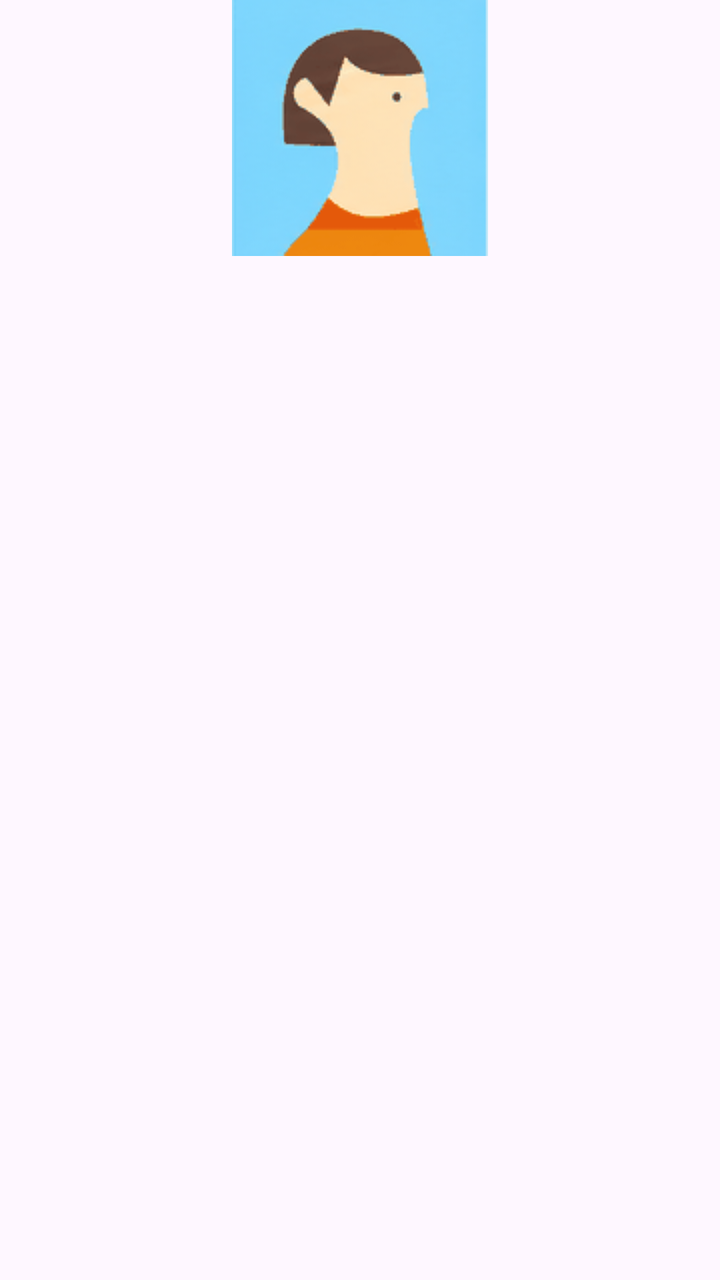
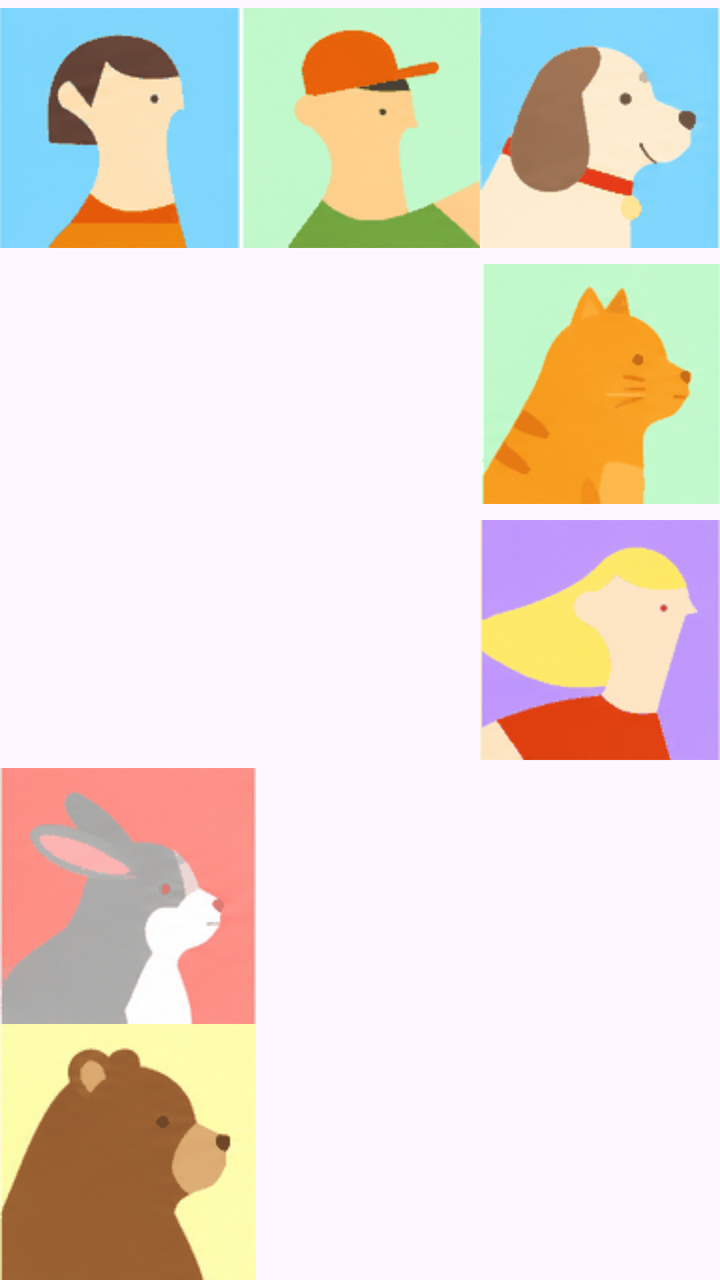

Two renders of the same Android screen: before a commit and after it. Below are the layout's source before the change and the commit's diff.
<!-- AndroidManifest.xml: application theme Theme.EjemplosUI -->
<!-- res/layout/activity_main.xml -->
<?xml version="1.0" encoding="utf-8"?>
<androidx.constraintlayout.widget.ConstraintLayout xmlns:android="http://schemas.android.com/apk/res/android"
    xmlns:app="http://schemas.android.com/apk/res-auto"
    xmlns:tools="http://schemas.android.com/tools"
    android:id="@+id/main"
    android:layout_width="match_parent"
    android:layout_height="match_parent"
    tools:context=".MainActivity">

    <LinearLayout
        android:layout_width="0dp"
        android:layout_height="729dp"
        android:orientation="horizontal"
        tools:ignore="MissingConstraints"
        tools:layout_editor_absoluteX="1dp"
        tools:layout_editor_absoluteY="1dp">

        <ImageView
            android:id="@+id/imageView5"
            android:layout_width="match_parent"
            android:layout_height="wrap_content"
            app:srcCompat="@drawable/person_01" />

        <ImageView
            android:id="@+id/imageView6"
            android:layout_width="match_parent"
            android:layout_height="wrap_content"
            app:srcCompat="@drawable/person_02" />

        <LinearLayout
            android:layout_width="match_parent"
            android:layout_height="match_parent"
            android:orientation="vertical">

            <ImageView
                android:id="@+id/imageView"
                android:layout_width="match_parent"
                android:layout_height="wrap_content"
                app:srcCompat="@drawable/animal_01" />

            <ImageView
                android:id="@+id/imageView2"
                android:layout_width="match_parent"
                android:layout_height="wrap_content"
                app:srcCompat="@drawable/animal_02" />

            <ImageView
                android:id="@+id/imageView3"
                android:layout_width="match_parent"
                android:layout_height="wrap_content"
                app:srcCompat="@drawable/person_09" />
        </LinearLayout>

    </LinearLayout>
</androidx.constraintlayout.widget.ConstraintLayout>
<!-- resources referenced by this layout -->
<resources>
  <!-- drawable animal_01: png bitmap (drawable, 9544 bytes) -->
  <!-- drawable animal_02: png bitmap (drawable, 9565 bytes) -->
  <!-- drawable person_01: png bitmap (drawable, 9296 bytes) -->
  <!-- drawable person_02: png bitmap (drawable, 9578 bytes) -->
  <!-- drawable person_09: png bitmap (drawable, 9454 bytes) -->
  <style name="Theme.EjemplosUI" parent="Base.Theme.EjemplosUI" />
  <style name="Base.Theme.EjemplosUI" parent="Theme.Material3.DayNight.NoActionBar">
          
          
      </style>
</resources>

<!-- the commit's change to res/layout/activity_main.xml (unified diff, before → after) -->
@@ -8,48 +8,70 @@
     tools:context=".MainActivity">
 
     <LinearLayout
-        android:layout_width="0dp"
-        android:layout_height="729dp"
-        android:orientation="horizontal"
-        tools:ignore="MissingConstraints"
-        tools:layout_editor_absoluteX="1dp"
-        tools:layout_editor_absoluteY="1dp">
-
-        <ImageView
-            android:id="@+id/imageView5"
-            android:layout_width="match_parent"
-            android:layout_height="wrap_content"
-            app:srcCompat="@drawable/person_01" />
-
-        <ImageView
-            android:id="@+id/imageView6"
-            android:layout_width="match_parent"
-            android:layout_height="wrap_content"
-            app:srcCompat="@drawable/person_02" />
+        android:layout_width="match_parent"
+        android:layout_height="wrap_content"
+        android:orientation="vertical"
+        tools:ignore="MissingConstraints">
 
         <LinearLayout
             android:layout_width="match_parent"
-            android:layout_height="match_parent"
-            android:orientation="vertical">
+            android:layout_height="wrap_content"
+            android:orientation="horizontal">
 
             <ImageView
-                android:id="@+id/imageView"
-                android:layout_width="match_parent"
+                android:id="@+id/imageView5"
+                android:layout_width="wrap_content"
                 android:layout_height="wrap_content"
-                app:srcCompat="@drawable/animal_01" />
+                android:layout_weight="1"
+                app:srcCompat="@drawable/person_01" />
 
             <ImageView
-                android:id="@+id/imageView2"
-                android:layout_width="match_parent"
+                android:id="@+id/imageView6"
+                android:layout_width="wrap_content"
                 android:layout_height="wrap_content"
-                app:srcCompat="@drawable/animal_02" />
+                android:layout_weight="1"
+                app:srcCompat="@drawable/person_02" />
 
-            <ImageView
-                android:id="@+id/imageView3"
-                android:layout_width="match_parent"
+            <LinearLayout
+                android:layout_width="wrap_content"
                 android:layout_height="wrap_content"
-                app:srcCompat="@drawable/person_09" />
+                android:layout_weight="1"
+                android:orientation="vertical">
+
+                <ImageView
+                    android:id="@+id/imageView"
+                    android:layout_width="match_parent"
+                    android:layout_height="wrap_content"
+                    app:srcCompat="@drawable/animal_01" />
+
+                <ImageView
+                    android:id="@+id/imageView2"
+                    android:layout_width="match_parent"
+                    android:layout_height="wrap_content"
+                    app:srcCompat="@drawable/animal_02" />
+
+                <ImageView
+                    android:id="@+id/imageView3"
+                    android:layout_width="match_parent"
+                    android:layout_height="wrap_content"
+                    app:srcCompat="@drawable/person_09" />
+            </LinearLayout>
         </LinearLayout>
 
+        <ImageView
+            android:id="@+id/imageView10"
+            android:layout_width="wrap_content"
+            android:layout_height="wrap_content"
+            android:layout_gravity="start"
+            app:srcCompat="@drawable/animal_03" />
+        
+        <ImageView
+            android:id="@+id/imageView14"
+            android:layout_width="wrap_content"
+            android:layout_height="wrap_content"
+            android:layout_gravity="start"
+            app:srcCompat="@drawable/animal_04" />
+
     </LinearLayout>
+
 </androidx.constraintlayout.widget.ConstraintLayout>
<!-- resource entries referenced after the edit -->
@@ -2,6 +2,8 @@
 <resources>
   <!-- drawable animal_01: png bitmap (drawable, 9544 bytes) -->
   <!-- drawable animal_02: png bitmap (drawable, 9565 bytes) -->
+  <!-- drawable animal_03: png bitmap (drawable, 9759 bytes) -->
+  <!-- drawable animal_04: png bitmap (drawable, 10100 bytes) -->
   <!-- drawable person_01: png bitmap (drawable, 9296 bytes) -->
   <!-- drawable person_02: png bitmap (drawable, 9578 bytes) -->
   <!-- drawable person_09: png bitmap (drawable, 9454 bytes) -->
